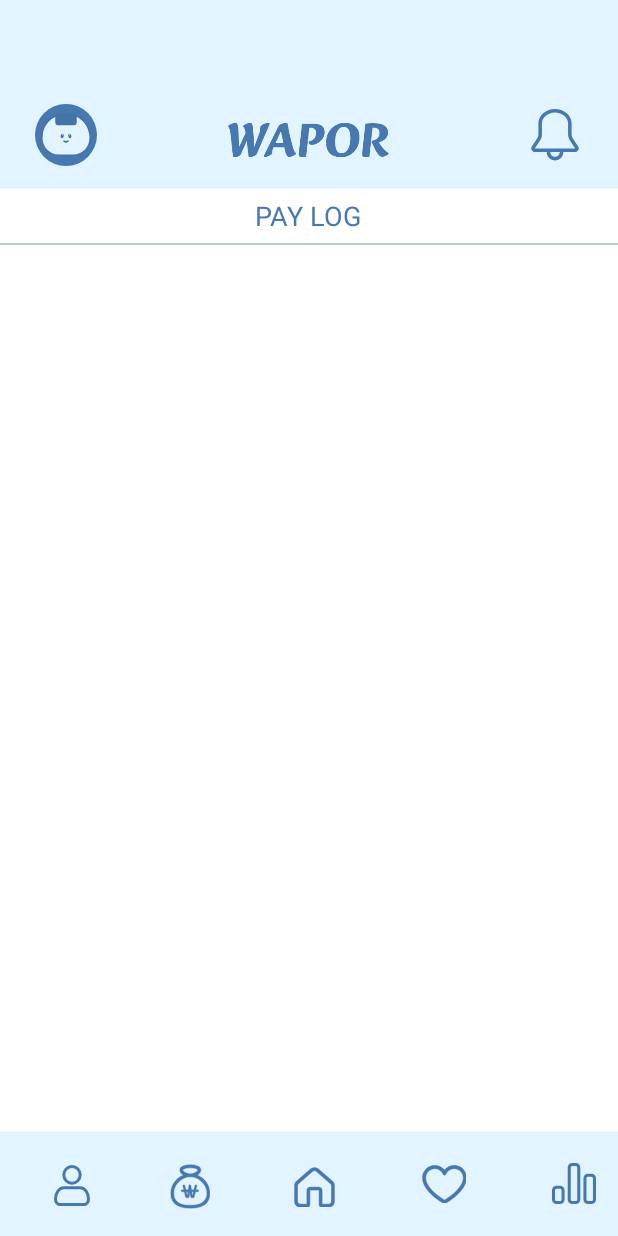
After one commit to pknu-wap/WAP-OR, an Android app built with Jetpack Compose: the layout activity_paylog_main.xml on its own in the app's theme, with its tools: preview values and no code run, on a phone screen of 412 x 824 dp. The commit adds this screen. Run offline under Robolectric (Android 15) with nearby library versions, the phone set to English and light mode, and no system bars.

Commit message:
Feat: 상단 타이틀 바 추가

```diff
--- a/client/app/src/main/res/layout/activity_login.xml
+++ b/client/app/src/main/res/layout/activity_login.xml
@@ -110,7 +110,7 @@
             android:layout_marginTop="99dp"
             android:gravity="center"
             android:text="@string/kakao_login_txt"
-            android:textAppearance="@style/kakao_login_style"
+            style="@style/kakao_login_style"
             android:background="@android:color/transparent"
             app:layout_constraintStart_toStartOf="parent"
             app:layout_constraintTop_toTopOf="parent" />
--- /dev/null
+++ b/client/app/src/main/res/layout/activity_paylog.xml
@@ -0,0 +1,30 @@
+<?xml version="1.0" encoding="utf-8"?>
+<androidx.constraintlayout.widget.ConstraintLayout xmlns:android="http://schemas.android.com/apk/res/android"
+    xmlns:app="http://schemas.android.com/apk/res-auto"
+    android:layout_width="match_parent"
+    android:layout_height="match_parent"
+    android:background="#FFFFFF"
+    >
+    <!-- 상단 타이틀 바 -->
+    <FrameLayout
+        android:layout_width="match_parent"
+        android:layout_height="37dp"
+        app:layout_constraintTop_toTopOf="parent"
+        app:layout_constraintStart_toStartOf="parent">
+        <!-- 텍스트 뷰 -->
+        <TextView
+            android:layout_width="wrap_content"
+            android:layout_height="wrap_content"
+            android:text="@string/paylog_title_txt"
+            style="@style/title_style"
+            android:gravity="center"
+            android:layout_gravity="center"/>
+        <!-- 아래 수평선 -->
+        <View
+            android:layout_width="match_parent"
+            android:layout_height="1dp"
+            android:background="#B5C9DF"
+            android:layout_gravity="bottom"/>
+    </FrameLayout>
+
+</androidx.constraintlayout.widget.ConstraintLayout>
--- /dev/null
+++ b/client/app/src/main/res/layout/activity_paylog_main.xml
@@ -0,0 +1,28 @@
+<?xml version="1.0" encoding="utf-8"?>
+<LinearLayout xmlns:android="http://schemas.android.com/apk/res/android"
+    xmlns:tools="http://schemas.android.com/tools"
+    android:layout_width="match_parent"
+    android:layout_height="match_parent"
+    android:orientation="vertical"
+    tools:context=".MainActivity">
+
+    <!-- 상단 툴바 -->
+    <include
+        layout="@layout/activity_toolbar"
+        android:layout_width="match_parent"
+        android:layout_height="126dp" />
+
+    <!-- 콘텐츠 영역 -->
+    <include
+        layout="@layout/activity_paylog"
+        android:layout_width="match_parent"
+        android:layout_height="0dp"
+        android:layout_weight="1" />
+
+    <!-- 하단 네비게이션바 -->
+    <include
+        layout="@layout/activity_bottom_navigation_bar"
+        android:layout_width="match_parent"
+        android:layout_height="70dp" />
+
+</LinearLayout>
--- a/client/app/src/main/res/values/strings.xml
+++ b/client/app/src/main/res/values/strings.xml
@@ -18,4 +18,7 @@
     <string name="kakao_login_txt">
         카카오로 시작하기
     </string>
+    <string name="paylog_title_txt">
+        PAY LOG
+    </string>
 </resources>
--- a/client/app/src/main/res/values/styles.xml
+++ b/client/app/src/main/res/values/styles.xml
@@ -20,6 +20,11 @@
         <item name="android:textColor">#000000</item>
         <item name="android:fontFamily">@font/inter_18pt_light</item>
     </style>
+    <style name="title_style">
+        <item name="android:textSize">18sp</item>
+        <item name="android:textColor">#4779B0</item>
+        <item name="android:fontFamily">@font/kokoro_regular</item>
+    </style>
     <style name="MyCustomTheme" parent="Theme.AppCompat.Light">
         <!-- 기본 배경 색상 -->
         <item name="android:background">#FFFFFF</item>
```
Also changed, not shown: client/app/src/main/res/font/kokoro_regular.ttf (added).
